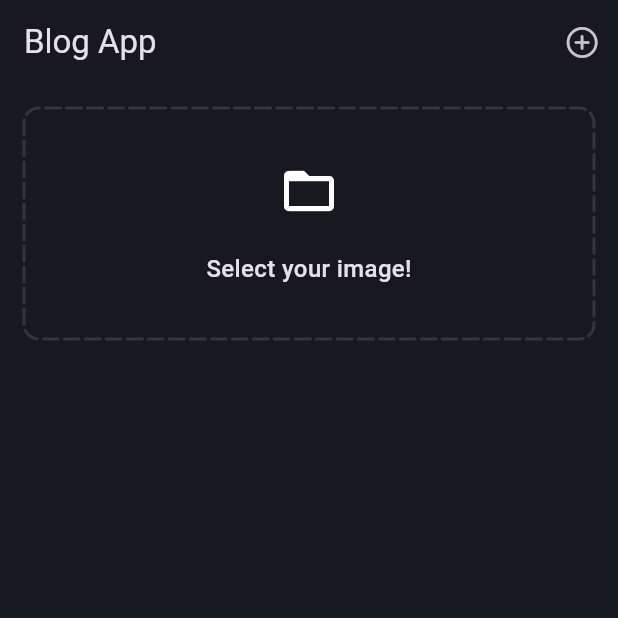
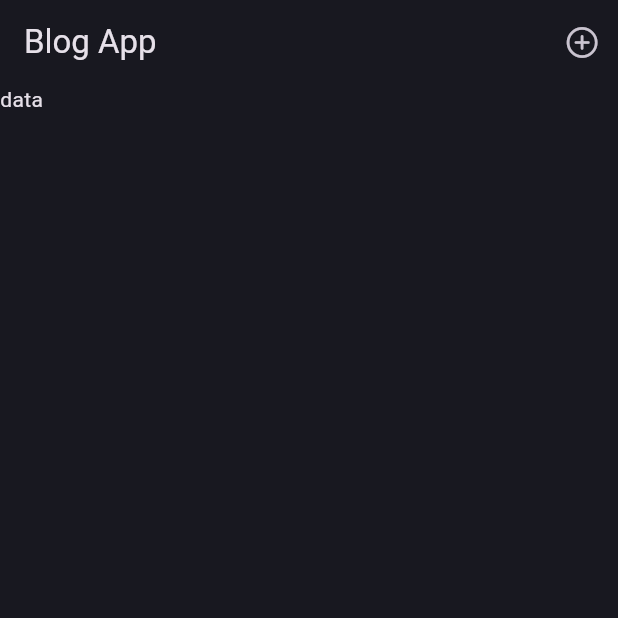
Before and after one commit to accee00/blog_app, a Flutter app: the screen it shows after launch, on a phone screen of 412 x 824 dp, the top half of it. Run offline on Flutter 3.47's test engine with Material 3 defaults, Android fonts, the phone set to English and light mode, and no system bars; drawn by our look-alikes of dotted_border; our stand-ins replace bloc, flutter_bloc, flutter_dotenv, fpdart, get_it, supabase_flutter; accounts and stored records are empty.

```diff
--- a/lib/core/theme/theme.dart
+++ b/lib/core/theme/theme.dart
@@ -13,6 +13,12 @@ class AppTheme {
     appBarTheme: AppBarTheme(
       backgroundColor: AppPallete.backgroundColor,
     ),
+    chipTheme: ChipThemeData(
+      color: WidgetStatePropertyAll(
+        AppPallete.backgroundColor,
+      ),
+      side: BorderSide.none,
+    ),
     scaffoldBackgroundColor: AppPallete.backgroundColor,
     inputDecorationTheme: InputDecorationTheme(
       contentPadding: EdgeInsets.all(27),
--- a/lib/features/auth/domain/usecases/current_user.dart
+++ b/lib/features/auth/domain/usecases/current_user.dart
@@ -2,7 +2,7 @@ import 'package:blog_app/core/error/failure.dart';
 import 'package:blog_app/core/usecase/usecase.dart';
 import 'package:blog_app/core/entities/user.dart';
 import 'package:blog_app/features/auth/domain/repository/auth_repository.dart';
-import 'package:fpdart/src/either.dart';
+import 'package:fpdart/fpdart.dart';
 
 class CurrentUser implements Usecase<User, Noparams> {
   final AuthRepository repository;
--- a/lib/features/blog/presentation/pages/blog_page.dart
+++ b/lib/features/blog/presentation/pages/blog_page.dart
@@ -1,8 +1,5 @@
 import 'package:blog_app/core/routes/app_routes.dart';
 import 'package:blog_app/core/text/app_text.dart';
-import 'package:blog_app/core/text/app_text_style.dart';
-import 'package:blog_app/core/theme/app_pallete.dart';
-import 'package:dotted_border/dotted_border.dart';
 import 'package:flutter/cupertino.dart';
 import 'package:flutter/material.dart';
 
@@ -27,42 +24,7 @@ class BlogPage extends StatelessWidget {
           ),
         ],
       ),
-      body: Padding(
-        padding: const EdgeInsets.all(16.0),
-        child: Column(
-          children: [
-            DottedBorder(
-              color: AppPallete.borderColor,
-              strokeWidth: 2,
-              dashPattern: [10, 4],
-              radius: Radius.circular(10),
-              borderType: BorderType.RRect,
-              strokeCap: StrokeCap.round,
-              child: Container(
-                padding: EdgeInsets.all(20),
-                height: 150,
-                width: double.infinity,
-                child: Column(
-                  mainAxisAlignment: MainAxisAlignment.center,
-                  children: [
-                    Icon(
-                      Icons.folder_open,
-                      size: 40,
-                    ),
-                    SizedBox(
-                      height: 20,
-                    ),
-                    Text(
-                      AppText.imgSelect,
-                      style: AppTextStyle.footerTextStyle,
-                    )
-                  ],
-                ),
-              ),
-            ),
-          ],
-        ),
-      ),
+      body: Text("data"),
     );
   }
 }
```
Also changed, not shown: lib/features/blog/presentation/pages/add_new_blog.dart (+94 -1 lines), lib/features/blog/presentation/widgets/blog_editor.dart (added, +21 -0 lines).
